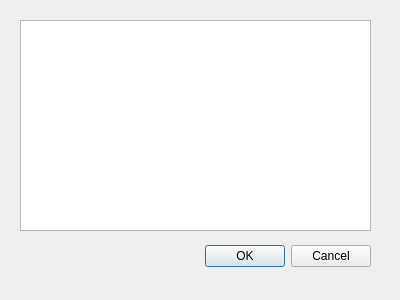
Before: the Qt Designer form ifg/qt/ui/listapaginada.ui in matferib/tabuleiro-virtual, drawn with Qt 5.
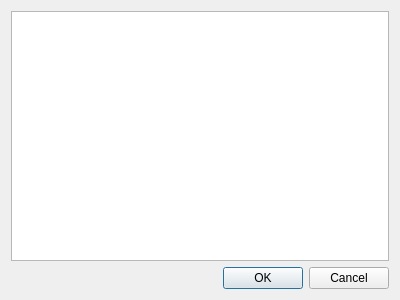
After: the same form once the commit is applied.

Commit message: layout de lista paginada

Diff of the .ui file:
```diff
--- a/ifg/qt/ui/listapaginada.ui
+++ b/ifg/qt/ui/listapaginada.ui
@@ -13,15 +13,12 @@
   <property name="windowTitle">
    <string/>
   </property>
+  <layout class="QGridLayout" name="gridLayout">
+   <item row="0" column="0">
+    <widget class="QListWidget" name="lista"/>
+   </item>
+   <item row="1" column="0">
   <widget class="QDialogButtonBox" name="botoes">
-   <property name="geometry">
-    <rect>
-     <x>30</x>
-     <y>240</y>
-     <width>341</width>
-     <height>32</height>
-    </rect>
-   </property>
    <property name="orientation">
     <enum>Qt::Horizontal</enum>
    </property>
@@ -29,16 +26,8 @@
     <set>QDialogButtonBox::Cancel|QDialogButtonBox::Ok</set>
    </property>
   </widget>
-  <widget class="QListWidget" name="lista">
-   <property name="geometry">
-    <rect>
-     <x>20</x>
-     <y>20</y>
-     <width>351</width>
-     <height>211</height>
-    </rect>
-   </property>
-  </widget>
+   </item>
+  </layout>
  </widget>
  <resources/>
  <connections>
```
Left out of the diff: 35 changed lines with no effect on the pictures. Lines whose indentation alone changed are shown as unchanged.
